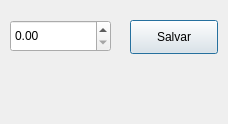
Qt form Config_Set_Hour_Cost.ui (bedi1982/Oficina) before a commit.
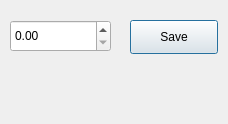
The same form after that commit.

Patch:
```diff
--- a/Config_Set_Hour_Cost.ui
+++ b/Config_Set_Hour_Cost.ui
@@ -58,7 +58,7 @@
     </rect>
    </property>
    <property name="text">
-    <string>Salvar</string>
+    <string>Save</string>
    </property>
   </widget>
  </widget>
```
